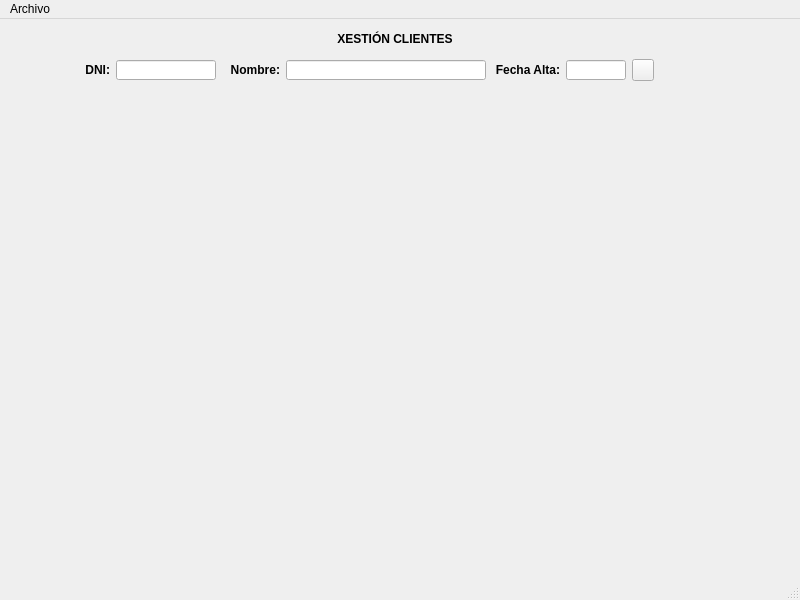
This is QuintanaRanha/ventMain.ui in Martin-Quintana/Desenvolvemento-de-Interfaces as Qt 5 draws it before an edit. The edited form follows.
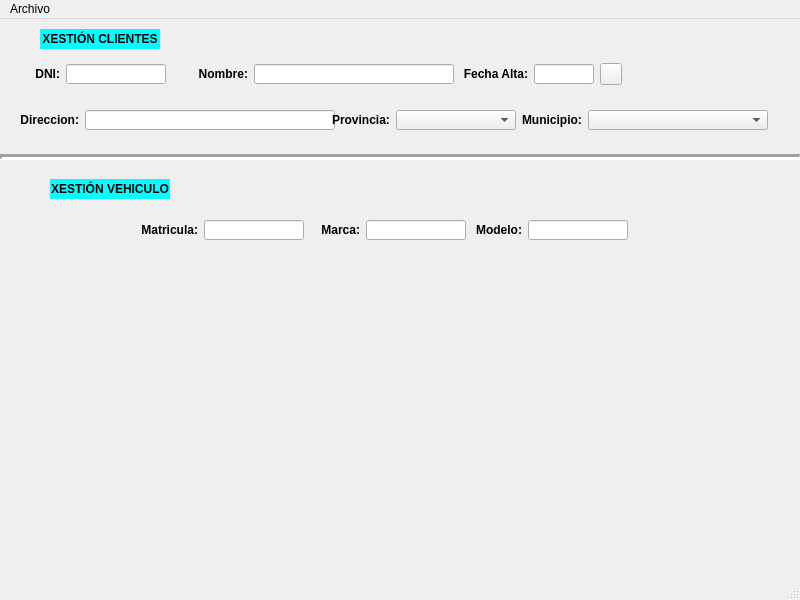
This is the edited form. Icons and pictures are not drawn.

Diff of the .ui file:
```diff
--- a/QuintanaRanha/ventMain.ui
+++ b/QuintanaRanha/ventMain.ui
@@ -29,21 +29,21 @@
    <widget class="QLabel" name="lblTitulocli">
     <property name="geometry">
      <rect>
-      <x>320</x>
+      <x>40</x>
       <y>10</y>
-      <width>150</width>
+      <width>120</width>
       <height>20</height>
      </rect>
     </property>
     <property name="minimumSize">
      <size>
-      <width>150</width>
+      <width>120</width>
       <height>20</height>
      </size>
     </property>
     <property name="maximumSize">
      <size>
-      <width>150</width>
+      <width>120</width>
       <height>20</height>
      </size>
     </property>
@@ -54,6 +54,12 @@
       <bold>true</bold>
      </font>
     </property>
+    <property name="autoFillBackground">
+     <bool>false</bool>
+    </property>
+    <property name="styleSheet">
+     <string notr="true">background-color: rgb(0, 255, 255);</string>
+    </property>
     <property name="text">
      <string>XESTIÓN CLIENTES</string>
     </property>
@@ -61,19 +67,309 @@
      <set>Qt::AlignCenter</set>
     </property>
    </widget>
+   <widget class="Line" name="line">
+    <property name="geometry">
+     <rect>
+      <x>0</x>
+      <y>130</y>
+      <width>801</width>
+      <height>16</height>
+     </rect>
+    </property>
+    <property name="lineWidth">
+     <number>3</number>
+    </property>
+    <property name="orientation">
+     <enum>Qt::Horizontal</enum>
+    </property>
+   </widget>
+   <widget class="QLabel" name="lblCartit">
+    <property name="geometry">
+     <rect>
+      <x>50</x>
+      <y>160</y>
+      <width>120</width>
+      <height>20</height>
+     </rect>
+    </property>
+    <property name="minimumSize">
+     <size>
+      <width>120</width>
+      <height>20</height>
+     </size>
+    </property>
+    <property name="maximumSize">
+     <size>
+      <width>120</width>
+      <height>20</height>
+     </size>
+    </property>
+    <property name="font">
+     <font>
+      <pointsize>9</pointsize>
+      <weight>75</weight>
+      <bold>true</bold>
+     </font>
+    </property>
+    <property name="autoFillBackground">
+     <bool>false</bool>
+    </property>
+    <property name="styleSheet">
+     <string notr="true">background-color: rgb(0, 255, 255);</string>
+    </property>
+    <property name="text">
+     <string>XESTIÓN VEHICULO</string>
+    </property>
+    <property name="alignment">
+     <set>Qt::AlignCenter</set>
+    </property>
+   </widget>
    <widget class="QWidget" name="">
     <property name="geometry">
      <rect>
-      <x>80</x>
-      <y>40</y>
-      <width>574</width>
-      <height>28</height>
+      <x>20</x>
+      <y>90</y>
+      <width>748</width>
+      <height>22</height>
+     </rect>
+    </property>
+    <layout class="QHBoxLayout" name="horizontalLayout_2">
+     <item>
+      <widget class="QLabel" name="lblDirCli">
+       <property name="font">
+        <font>
+         <weight>75</weight>
+         <bold>true</bold>
+        </font>
+       </property>
+       <property name="text">
+        <string>Direccion:</string>
+       </property>
+       <property name="alignment">
+        <set>Qt::AlignRight|Qt::AlignTrailing|Qt::AlignVCenter</set>
+       </property>
+      </widget>
+     </item>
+     <item>
+      <widget class="QLineEdit" name="txtDirCli">
+       <property name="minimumSize">
+        <size>
+         <width>250</width>
+         <height>20</height>
+        </size>
+       </property>
+       <property name="maximumSize">
+        <size>
+         <width>250</width>
+         <height>20</height>
+        </size>
+       </property>
+      </widget>
+     </item>
+     <item>
+      <widget class="QLabel" name="lblProCli">
+       <property name="font">
+        <font>
+         <weight>75</weight>
+         <bold>true</bold>
+        </font>
+       </property>
+       <property name="text">
+        <string>Provincia:</string>
+       </property>
+      </widget>
+     </item>
+     <item>
+      <widget class="QComboBox" name="cmbProCli">
+       <property name="minimumSize">
+        <size>
+         <width>120</width>
+         <height>20</height>
+        </size>
+       </property>
+       <property name="maximumSize">
+        <size>
+         <width>120</width>
+         <height>20</height>
+        </size>
+       </property>
+      </widget>
+     </item>
+     <item>
+      <widget class="QLabel" name="lblMuniCli">
+       <property name="font">
+        <font>
+         <weight>75</weight>
+         <bold>true</bold>
+        </font>
+       </property>
+       <property name="text">
+        <string>Municipio:</string>
+       </property>
+      </widget>
+     </item>
+     <item>
+      <widget class="QComboBox" name="cmbMuniCli">
+       <property name="minimumSize">
+        <size>
+         <width>180</width>
+         <height>20</height>
+        </size>
+       </property>
+       <property name="maximumSize">
+        <size>
+         <width>180</width>
+         <height>20</height>
+        </size>
+       </property>
+      </widget>
+     </item>
+    </layout>
+   </widget>
+   <widget class="QWidget" name="">
+    <property name="geometry">
+     <rect>
+      <x>140</x>
+      <y>200</y>
+      <width>488</width>
+      <height>22</height>
+     </rect>
+    </property>
+    <layout class="QHBoxLayout" name="horizontalLayout_3">
+     <item>
+      <widget class="QLabel" name="lblMatri">
+       <property name="font">
+        <font>
+         <weight>75</weight>
+         <bold>true</bold>
+        </font>
+       </property>
+       <property name="text">
+        <string>Matricula:</string>
+       </property>
+       <property name="alignment">
+        <set>Qt::AlignRight|Qt::AlignTrailing|Qt::AlignVCenter</set>
+       </property>
+      </widget>
+     </item>
+     <item>
+      <widget class="QLineEdit" name="txtCar">
+       <property name="minimumSize">
+        <size>
+         <width>100</width>
+         <height>20</height>
+        </size>
+       </property>
+       <property name="maximumSize">
+        <size>
+         <width>100</width>
+         <height>20</height>
+        </size>
+       </property>
+      </widget>
+     </item>
+     <item>
+      <widget class="QLabel" name="lblMarca">
+       <property name="minimumSize">
+        <size>
+         <width>50</width>
+         <height>20</height>
+        </size>
+       </property>
+       <property name="maximumSize">
+        <size>
+         <width>50</width>
+         <height>20</height>
+        </size>
+       </property>
+       <property name="font">
+        <font>
+         <pointsize>9</pointsize>
+         <weight>75</weight>
+         <bold>true</bold>
+        </font>
+       </property>
+       <property name="text">
+        <string>Marca:</string>
+       </property>
+       <property name="alignment">
+        <set>Qt::AlignRight|Qt::AlignTrailing|Qt::AlignVCenter</set>
+       </property>
+      </widget>
+     </item>
+     <item>
+      <widget class="QLineEdit" name="txtMarca">
+       <property name="minimumSize">
+        <size>
+         <width>100</width>
+         <height>20</height>
+        </size>
+       </property>
+       <property name="maximumSize">
+        <size>
+         <width>100</width>
+         <height>20</height>
+        </size>
+       </property>
+      </widget>
+     </item>
+     <item>
+      <widget class="QLabel" name="lblModelo">
+       <property name="minimumSize">
+        <size>
+         <width>50</width>
+         <height>20</height>
+        </size>
+       </property>
+       <property name="maximumSize">
+        <size>
+         <width>50</width>
+         <height>20</height>
+        </size>
+       </property>
+       <property name="font">
+        <font>
+         <pointsize>9</pointsize>
+         <weight>75</weight>
+         <bold>true</bold>
+        </font>
+       </property>
+       <property name="text">
+        <string>Modelo:</string>
+       </property>
+       <property name="alignment">
+        <set>Qt::AlignRight|Qt::AlignTrailing|Qt::AlignVCenter</set>
+       </property>
+      </widget>
+     </item>
+     <item>
+      <widget class="QLineEdit" name="txtModelo">
+       <property name="minimumSize">
+        <size>
+         <width>100</width>
+         <height>20</height>
+        </size>
+       </property>
+       <property name="maximumSize">
+        <size>
+         <width>100</width>
+         <height>20</height>
+        </size>
+       </property>
+      </widget>
+     </item>
+    </layout>
+   </widget>
+   <widget class="QWidget" name="">
+    <property name="geometry">
+     <rect>
+      <x>30</x>
+      <y>43</y>
+      <width>594</width>
+      <height>24</height>
      </rect>
     </property>
     <layout class="QHBoxLayout" name="horizontalLayout">
-     <property name="sizeConstraint">
-      <enum>QLayout::SetMaximumSize</enum>
-     </property>
      <item>
       <widget class="QLabel" name="lblDni">
        <property name="minimumSize">
@@ -120,17 +416,23 @@
       </widget>
      </item>
      <item>
-      <spacer name="horizontalSpacer">
-       <property name="orientation">
-        <enum>Qt::Horizontal</enum>
+      <widget class="QLabel" name="lblValidarDni">
+       <property name="minimumSize">
+        <size>
+         <width>20</width>
+         <height>20</height>
+        </size>
        </property>
-       <property name="sizeHint" stdset="0">
+       <property name="maximumSize">
         <size>
-         <width>50</width>
+         <width>20</width>
          <height>20</height>
         </size>
        </property>
-      </spacer>
+       <property name="text">
+        <string/>
+       </property>
+      </widget>
      </item>
      <item>
       <widget class="QLabel" name="lblNombre">
```
